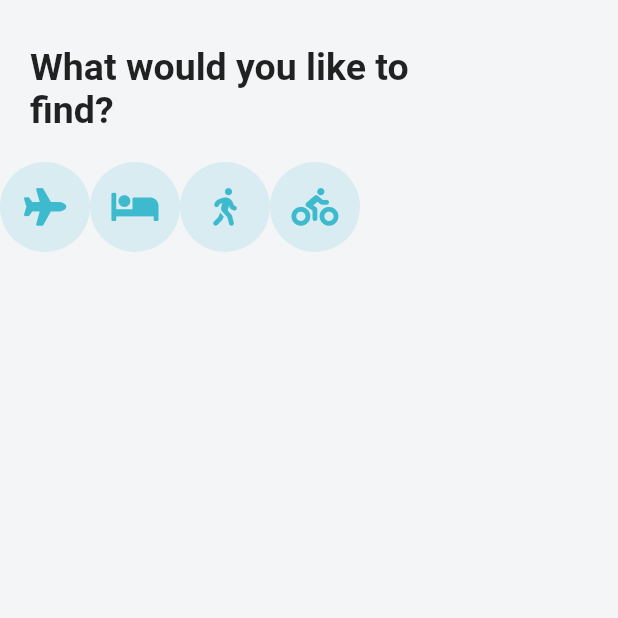
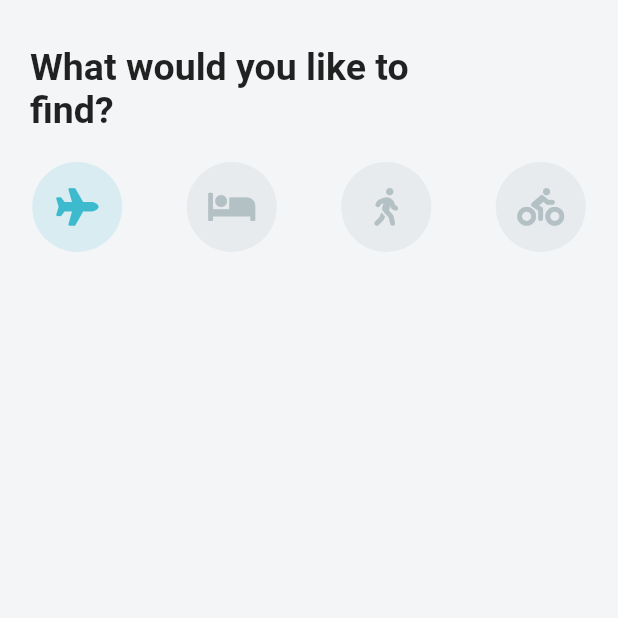
Before and after one commit to wampet/flutter-travel-app, a Flutter app: the screen it shows after launch, on a phone screen of 412 x 824 dp, the top half of it. Run offline on Flutter 3.47's test engine with Material 2 defaults, Android fonts, the phone set to English and light mode, and no system bars; our stand-ins replace font_awesome_flutter.

Commit message:
feat: added upper navigation

```diff
--- a/lib/main.dart
+++ b/lib/main.dart
@@ -1,5 +1,5 @@
 // ignore_for_file: deprecated_member_use, prefer_const_constructors
-
+// @dart=2.9
 import 'package:flutter/material.dart';
 import 'package:travel_company/screens/home_screen.dart';
 
--- a/lib/screens/home_screen.dart
+++ b/lib/screens/home_screen.dart
@@ -1,4 +1,4 @@
-// ignore_for_file: prefer_const_literals_to_create_immutables, prefer_const_constructors, prefer_final_fields
+// ignore_for_file: prefer_const_literals_to_create_immutables, prefer_const_constructors, prefer_final_fields, avoid_print
 
 import 'package:flutter/material.dart';
 import 'package:font_awesome_flutter/font_awesome_flutter.dart';
@@ -9,6 +9,8 @@ class HomeScreen extends StatefulWidget {
 }
 
 class _HomeScreenState extends State<HomeScreen> {
+  //we add a state variable called selected state
+  int _selectedIndex =0;
   List<IconData> _icons = [
     FontAwesomeIcons.plane,
     FontAwesomeIcons.bed,
@@ -17,16 +19,25 @@ class _HomeScreenState extends State<HomeScreen> {
   ];
 //This is a function called build icon that takes in index and returns a widget
   Widget _buildIcon(int index) {
-    return Container(
+    return GestureDetector(
+      onTap: (){
+        setState(() {
+        _selectedIndex = index;
+        });
+        print(_selectedIndex);
+      },
+      child: Container(
         height: 60,
         width: 60,
         decoration: BoxDecoration(
-        color: Theme.of(context).colorScheme.secondary,
+          color: _selectedIndex == index ?Theme.of(context).colorScheme.secondary: Color(0xFFE7EBEE),
           borderRadius: BorderRadius.circular(30),
         ),
         //Now we add a child to it, we pass in the index so that we can access any icon that we want
         child: Icon(_icons[index],
-          size: 25.0, color: Theme.of(context).primaryColor),
+        //selected index is equal to the primary color otherwise we want to use the given color
+            size: 25.0, color:_selectedIndex == index? Theme.of(context).primaryColor:Color(0xFFB4C1C4),),
+      ),
     );
   }
 
@@ -46,6 +57,7 @@ class _HomeScreenState extends State<HomeScreen> {
             ),
             SizedBox(height: 20),
             Row(
+              mainAxisAlignment: MainAxisAlignment.spaceAround,
               children: _icons
                   .asMap()
                   .entries
```
Lines whose indentation alone changed are shown as unchanged.
